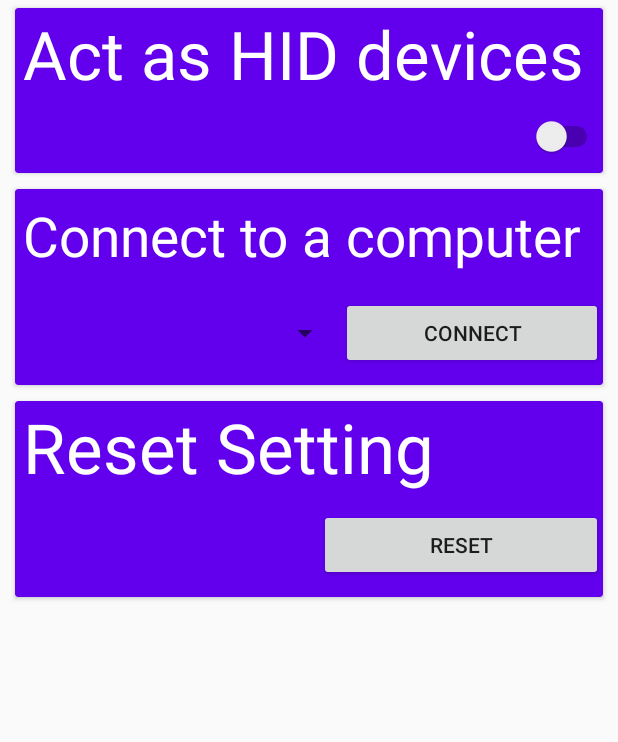
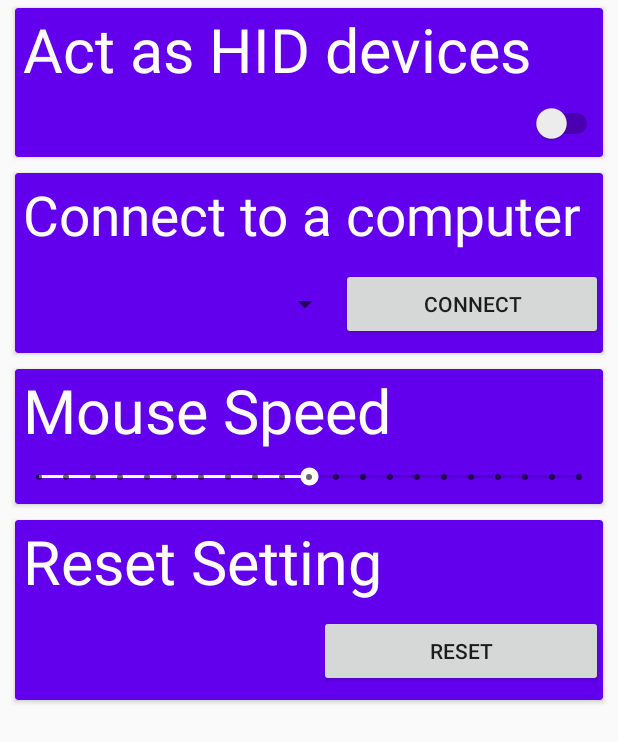
Before and after one commit to YoshiS214/Smart-Mouse, an Android app: the layout fragment_setting.xml on its own in the app's theme, with its tools: preview values and no code run, on a phone screen of 412 x 824 dp. Shown: the top 742 px of the screen. Run offline under Robolectric (Android 15) with nearby library versions, the phone set to English and light mode, and no system bars.

```diff
--- a/app/src/main/java/com/example/smartmouse/bluetooth/Mouse.kt
+++ b/app/src/main/java/com/example/smartmouse/bluetooth/Mouse.kt
@@ -9,7 +9,8 @@ class Mouse(var context: Context): BLEActivity() {
     private lateinit var mouse: MousePeripheral
     private var started by Delegates.notNull<Boolean>()
 
-    init{
+    override fun onCreate(savedInstanceState: Bundle?, persistentState: PersistableBundle?) {
+        super.onCreate(savedInstanceState, persistentState)
         mouse = MousePeripheral()
         started = false
     }
--- a/app/src/main/java/com/example/smartmouse/ui/cross/CrossFragment.kt
+++ b/app/src/main/java/com/example/smartmouse/ui/cross/CrossFragment.kt
@@ -15,8 +15,8 @@ import com.example.smartmouse.bluetooth.Mouse
 import kotlinx.android.synthetic.main.fragment_cross.*
 
 class CrossFragment: Fragment(){
-    lateinit var mouse: Mouse
-    lateinit var mainActivity: MainActivity
+    private lateinit var mouse: Mouse
+    private lateinit var mainActivity: MainActivity
 
     override fun onCreateView(
         inflater: LayoutInflater,
--- a/app/src/main/res/layout/fragment_setting.xml
+++ b/app/src/main/res/layout/fragment_setting.xml
@@ -137,6 +137,49 @@
                     android:maxLines="1"
                     android:paddingStart="5dp"
                     android:paddingEnd="10dp"
+                    android:text="Mouse Speed"
+                    android:textColor="#FFFFFF" />
+
+                <SeekBar
+                    android:id="@+id/seekbar_mouse"
+                    style="@style/Widget.AppCompat.SeekBar.Discrete"
+                    android:layout_width="match_parent"
+                    android:layout_height="wrap_content"
+                    android:layout_weight="1"
+                    android:backgroundTint="#FFFFFF"
+                    android:foregroundTint="#FFFFFF"
+                    android:max="20"
+                    android:progress="10"
+                    android:progressTint="#FFFFFF"
+                    android:thumbTint="#FFFFFF"
+                    android:tickMarkTint="#FFFFFF" />
+
+            </LinearLayout>
+
+        </androidx.cardview.widget.CardView>
+
+        <androidx.cardview.widget.CardView
+            android:layout_width="match_parent"
+            android:layout_height="wrap_content"
+            android:layout_weight="1"
+            android:layout_gravity="center|center_vertical|fill_vertical"
+            android:layout_marginHorizontal="10dp"
+            android:layout_marginVertical="5dp"
+            app:cardBackgroundColor="@color/colorPrimary">
+            <LinearLayout
+                android:layout_width="match_parent"
+                android:layout_height="match_parent"
+                android:orientation="vertical">
+
+                <TextView
+                    android:layout_width="match_parent"
+                    android:layout_height="wrap_content"
+                    android:layout_weight="1"
+                    android:autoSizeTextType="uniform"
+                    android:gravity="center_vertical"
+                    android:maxLines="1"
+                    android:paddingStart="5dp"
+                    android:paddingEnd="10dp"
                     android:text="Reset Setting"
                     android:textColor="#FFFFFF" />
 
```
Also changed, not shown: app/build.gradle (+8 -5 lines), app/src/main/java/com/example/smartmouse/DataStore.kt (+19 -6 lines), app/src/main/java/com/example/smartmouse/MainActivity.kt (+14 -5 lines), app/src/main/java/com/example/smartmouse/ui/keyboard/KeyboardFragment.kt (+18 -1 lines), app/src/main/java/com/example/smartmouse/ui/mouse/Mouse3dFragment.kt (+45 -5 lines), app/src/main/java/com/example/smartmouse/ui/setting/SettingFragment.kt (+22 -3 lines), app/src/main/res/layout/fragment_keyboard.xml (+4 -4 lines), 1 other file.
